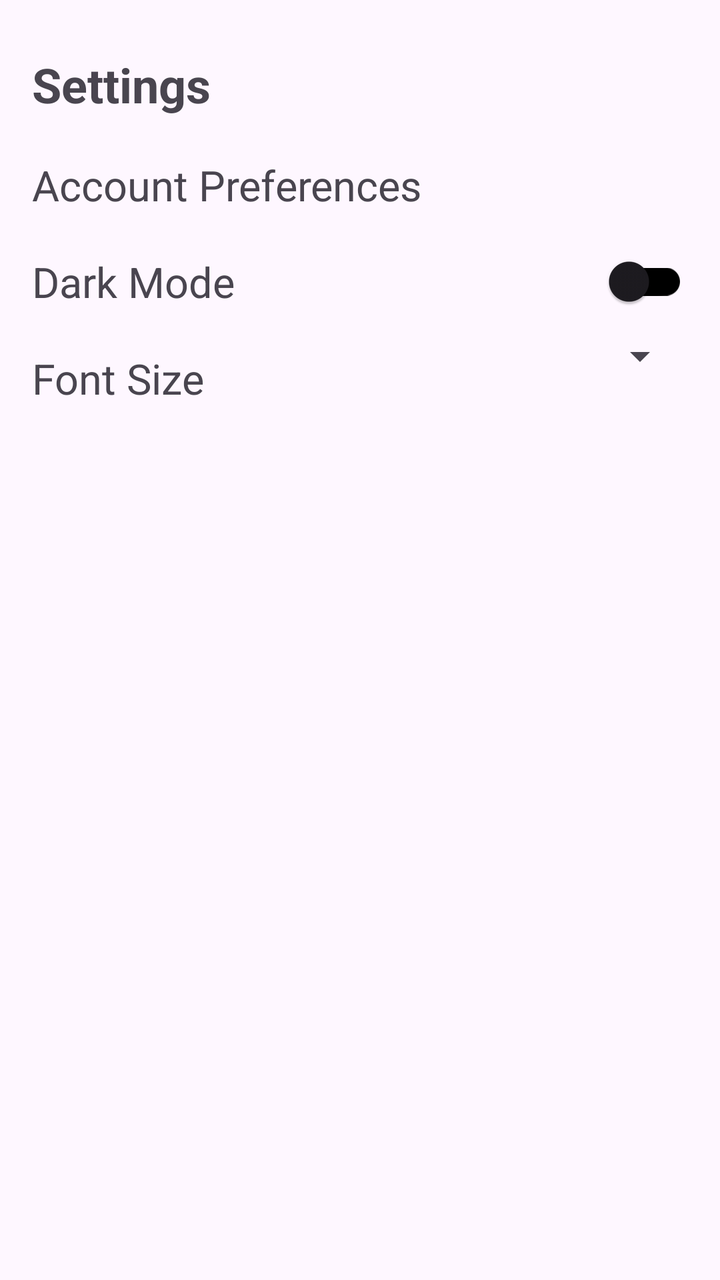
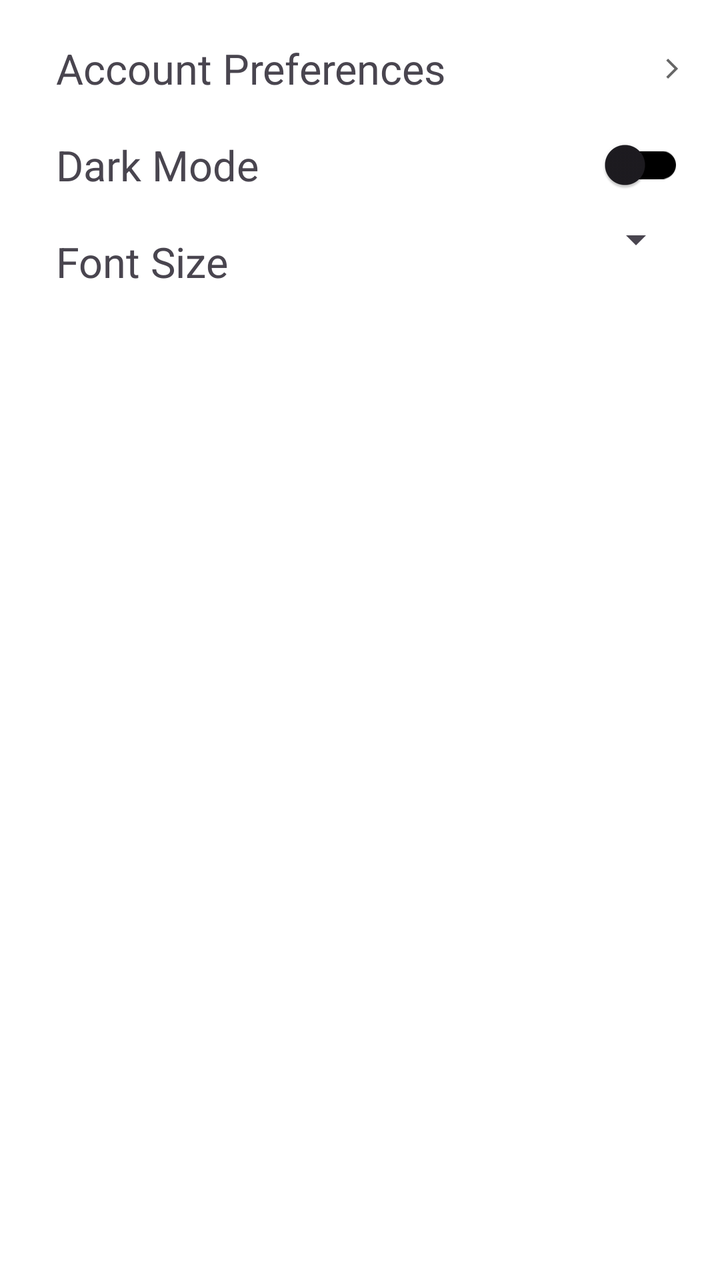

An Android layout rendered at two revisions. The XML below is the earlier revision; the diff shows what the commit changed to produce the second picture.
<!-- AndroidManifest.xml: application theme Theme.TheApp -->
<!-- res/layout/fragment_settings.xml -->
<?xml version="1.0" encoding="utf-8"?>
<androidx.constraintlayout.widget.ConstraintLayout
    xmlns:android="http://schemas.android.com/apk/res/android"
    xmlns:app="http://schemas.android.com/apk/res-auto"
    xmlns:tools="http://schemas.android.com/tools"
    android:layout_width="match_parent"
    android:layout_height="match_parent"
    android:padding="16dp"
    tools:context=".SettingsFragment">

    <TextView
        android:id="@+id/settingsTitle"
        android:layout_width="0dp"
        android:layout_height="wrap_content"
        android:text="@string/action_settings"
        android:textSize="@dimen/font_title"
        android:textStyle="bold"
        android:paddingTop="10dp"
        android:paddingBottom="10dp"
        app:layout_constraintTop_toTopOf="parent"
        app:layout_constraintStart_toStartOf="parent"
        app:layout_constraintEnd_toEndOf="parent" />

    <TextView
        android:id="@+id/accountPreferences"
        android:layout_width="0dp"
        android:layout_height="wrap_content"
        android:text="@string/account_preferences"
        android:clickable="true"
        android:focusable="true"
        android:textSize="@dimen/font_medium"
        android:paddingTop="10dp"
        android:paddingBottom="10dp"
        android:background="?attr/selectableItemBackground"
        app:layout_constraintTop_toBottomOf="@id/settingsTitle"
        app:layout_constraintStart_toStartOf="parent"
        app:layout_constraintEnd_toEndOf="parent" />

    <TextView
        android:id="@+id/darkMode"
        android:layout_width="0dp"
        android:layout_height="wrap_content"
        android:text="@string/dark_mode"
        android:textSize="@dimen/font_medium"
        android:paddingTop="10dp"
        android:paddingBottom="10dp"
        app:layout_constraintTop_toBottomOf="@id/accountPreferences"
        app:layout_constraintStart_toStartOf="parent" />

    <androidx.appcompat.widget.SwitchCompat
        android:id="@+id/switchDarkMode"
        android:layout_width="wrap_content"
        android:layout_height="wrap_content"
        app:trackTint="@color/primary"
        app:layout_constraintTop_toTopOf="@id/darkMode"
        app:layout_constraintEnd_toEndOf="parent"/>

    <TextView
        android:id="@+id/fontSize"
        android:layout_width="0dp"
        android:layout_height="wrap_content"
        android:text="@string/font_size"
        android:textSize="@dimen/font_medium"
        android:paddingTop="10dp"
        android:paddingBottom="10dp"
        app:layout_constraintTop_toBottomOf="@id/darkMode"
        app:layout_constraintStart_toStartOf="parent" />

    <Spinner
        android:id="@+id/fontSpinner"
        android:layout_width="wrap_content"
        android:layout_height="wrap_content"
        android:spinnerMode="dropdown"
        android:gravity="center"
        android:padding="13dp"
        app:layout_constraintTop_toTopOf="@id/fontSize"
        app:layout_constraintEnd_toEndOf="parent" />

</androidx.constraintlayout.widget.ConstraintLayout>
<!-- resources referenced by this layout -->
<resources>
  <color name="primary">#000000</color>
  <dimen name="font_medium">21sp</dimen>
  <dimen name="font_title">24sp</dimen>
  <string name="account_preferences">Account Preferences</string>
  <string name="action_settings">Settings</string>
  <string name="dark_mode">Dark Mode</string>
  <string name="font_size">Font Size</string>
  <style name="Theme.TheApp" parent="Base.Theme.TheApp" />
  <style name="Base.Theme.TheApp" parent="Theme.Material3.DayNight.NoActionBar">
          
          
          <item name="colorPrimary">@color/primary</item>
          <item name="colorOnPrimary">@color/on_primary</item>
      </style>
  <color name="on_primary">#FFFFFF</color>
</resources>

<!-- the commit's change to res/layout/fragment_settings.xml (unified diff, before → after) -->
@@ -1,79 +1,89 @@
 <?xml version="1.0" encoding="utf-8"?>
-<androidx.constraintlayout.widget.ConstraintLayout
-    xmlns:android="http://schemas.android.com/apk/res/android"
+<androidx.constraintlayout.widget.ConstraintLayout xmlns:android="http://schemas.android.com/apk/res/android"
     xmlns:app="http://schemas.android.com/apk/res-auto"
     xmlns:tools="http://schemas.android.com/tools"
     android:layout_width="match_parent"
     android:layout_height="match_parent"
-    android:padding="16dp"
+    android:padding="10dp"
     tools:context=".SettingsFragment">
 
     <TextView
-        android:id="@+id/settingsTitle"
-        android:layout_width="0dp"
+        android:id="@+id/accountPreferences"
+        android:layout_width="match_parent"
         android:layout_height="wrap_content"
-        android:text="@string/action_settings"
-        android:textSize="@dimen/font_title"
-        android:textStyle="bold"
-        android:paddingTop="10dp"
-        android:paddingBottom="10dp"
-        app:layout_constraintTop_toTopOf="parent"
-        app:layout_constraintStart_toStartOf="parent"
-        app:layout_constraintEnd_toEndOf="parent" />
-
-    <TextView
-        android:id="@+id/accountPreferences"
-        android:layout_width="0dp"
-        android:layout_height="wrap_content"
-        android:text="@string/account_preferences"
+        android:layout_marginStart="8dp"
+        android:layout_marginEnd="8dp"
+        android:background="?attr/selectableItemBackground"
         android:clickable="true"
         android:focusable="true"
+        android:padding="10dp"
+        android:text="@string/account_preferences"
         android:textSize="@dimen/font_medium"
-        android:paddingTop="10dp"
-        android:paddingBottom="10dp"
-        android:background="?attr/selectableItemBackground"
-        app:layout_constraintTop_toBottomOf="@id/settingsTitle"
         app:layout_constraintStart_toStartOf="parent"
-        app:layout_constraintEnd_toEndOf="parent" />
+        app:layout_constraintTop_toTopOf="parent"/>
+
+    <ImageView
+        android:layout_width="wrap_content"
+        android:layout_height="wrap_content"
+        android:src="@drawable/ic_button_arrow"
+        app:layout_constraintEnd_toEndOf="@id/accountPreferences"
+        app:layout_constraintTop_toTopOf="@id/accountPreferences"
+        app:layout_constraintBottom_toBottomOf="@id/accountPreferences"/>
 
     <TextView
         android:id="@+id/darkMode"
-        android:layout_width="0dp"
+        android:layout_width="match_parent"
         android:layout_height="wrap_content"
+        android:layout_below="@id/accountPreferences"
+        android:layout_marginStart="8dp"
+        android:layout_marginEnd="8dp"
+        android:clickable="true"
+        android:focusable="true"
+        android:padding="10dp"
+        android:paddingTop="10dp"
+        android:paddingBottom="10dp"
         android:text="@string/dark_mode"
         android:textSize="@dimen/font_medium"
-        android:paddingTop="10dp"
-        android:paddingBottom="10dp"
         app:layout_constraintTop_toBottomOf="@id/accountPreferences"
-        app:layout_constraintStart_toStartOf="parent" />
+        app:layout_constraintStart_toStartOf="parent"/>
 
     <androidx.appcompat.widget.SwitchCompat
         android:id="@+id/switchDarkMode"
         android:layout_width="wrap_content"
         android:layout_height="wrap_content"
-        app:trackTint="@color/primary"
+        android:layout_below="@id/accountPreferences"
+        android:layout_alignEnd="@id/accountPreferences"
+        app:layout_constraintEnd_toEndOf="@id/darkMode"
         app:layout_constraintTop_toTopOf="@id/darkMode"
-        app:layout_constraintEnd_toEndOf="parent"/>
+        app:trackTint="@color/primary" />
 
     <TextView
         android:id="@+id/fontSize"
-        android:layout_width="0dp"
+        android:layout_width="match_parent"
         android:layout_height="wrap_content"
+        android:layout_below="@id/darkMode"
+        android:layout_marginStart="8dp"
+        android:layout_marginEnd="8dp"
+        android:clickable="true"
+        android:focusable="true"
+        android:padding="10dp"
+        android:paddingTop="10dp"
+        android:paddingBottom="10dp"
         android:text="@string/font_size"
         android:textSize="@dimen/font_medium"
-        android:paddingTop="10dp"
-        android:paddingBottom="10dp"
         app:layout_constraintTop_toBottomOf="@id/darkMode"
-        app:layout_constraintStart_toStartOf="parent" />
+        app:layout_constraintStart_toStartOf="parent"/>
 
     <Spinner
         android:id="@+id/fontSpinner"
         android:layout_width="wrap_content"
         android:layout_height="wrap_content"
-        android:spinnerMode="dropdown"
+        android:layout_below="@id/darkMode"
+        android:layout_alignEnd="@id/accountPreferences"
         android:gravity="center"
         android:padding="13dp"
-        app:layout_constraintTop_toTopOf="@id/fontSize"
-        app:layout_constraintEnd_toEndOf="parent" />
+        android:spinnerMode="dropdown"
+        app:layout_constraintEnd_toEndOf="@id/fontSize"
+        app:layout_constraintTop_toTopOf="@id/fontSize"/>
 
 </androidx.constraintlayout.widget.ConstraintLayout>
<!-- resource entries referenced after the edit -->
@@ -2,18 +2,33 @@
 <resources>
   <color name="primary">#000000</color>
   <dimen name="font_medium">21sp</dimen>
-  <dimen name="font_title">24sp</dimen>
+  <!-- drawable ic_button_arrow (drawable-anydpi) -->
+  <vector xmlns:android="http://schemas.android.com/apk/res/android"
+      android:width="12dp"
+      android:height="12dp"
+      android:viewportWidth="960"
+      android:viewportHeight="960"
+      android:tint="@color/primary"
+      android:alpha="0.6"
+      android:autoMirrored="true">
+    <path
+        android:fillColor="@android:color/white"
+        android:pathData="M321,880L250,809L579,480L250,151L321,80L721,480L321,880Z"/>
+  </vector>
   <string name="account_preferences">Account Preferences</string>
-  <string name="action_settings">Settings</string>
   <string name="dark_mode">Dark Mode</string>
   <string name="font_size">Font Size</string>
   <style name="Theme.TheApp" parent="Base.Theme.TheApp" />
   <style name="Base.Theme.TheApp" parent="Theme.Material3.DayNight.NoActionBar">
           
           
+          <item name="colorSurface">@color/nav_view</item>
+          <item name="colorOnBackground">@color/nav_view</item>
+          <item name="android:colorBackground">@color/nav_view</item>
           <item name="colorPrimary">@color/primary</item>
           <item name="colorOnPrimary">@color/on_primary</item>
       </style>
+  <color name="nav_view">#FFFFFF</color>
   <color name="on_primary">#FFFFFF</color>
 </resources>
 
